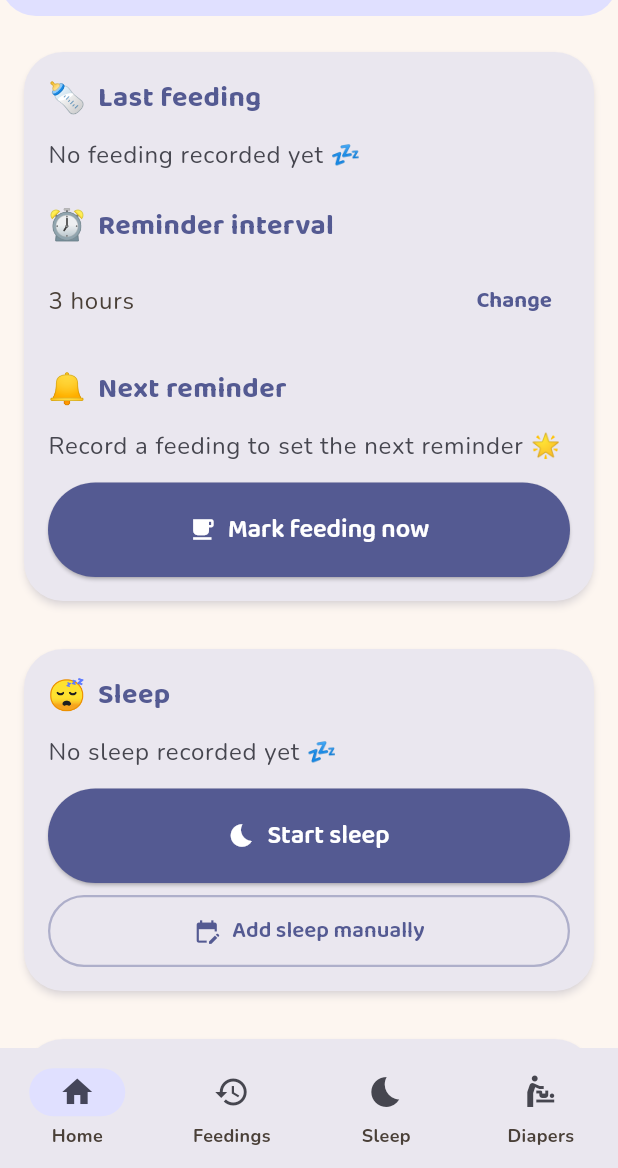
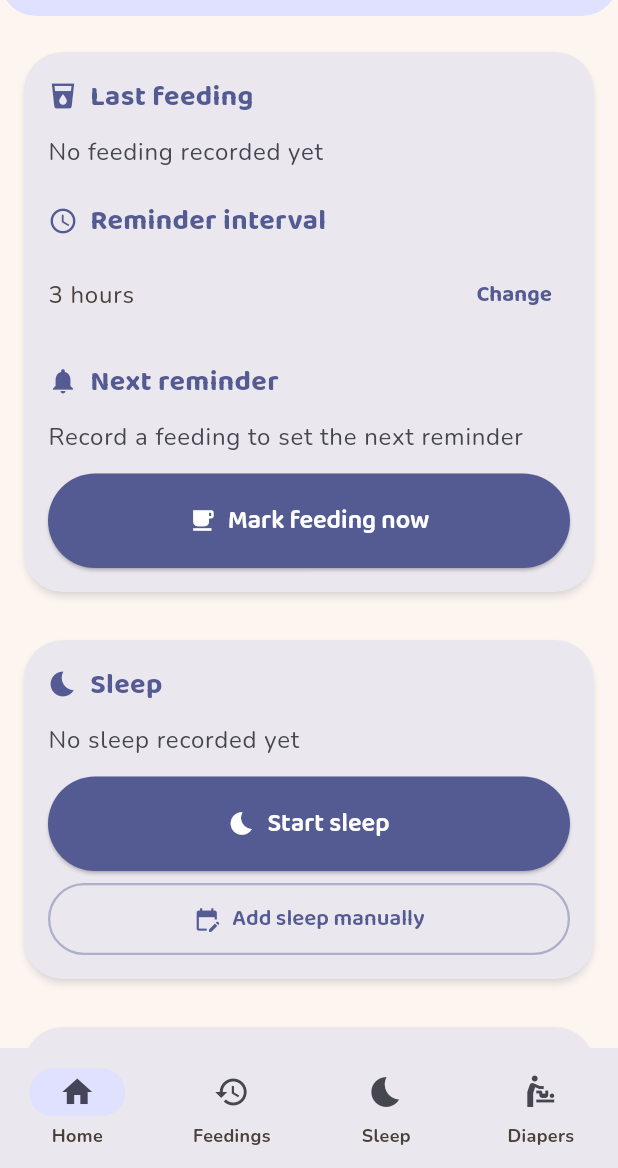
Before and after one commit to rollins31/sukoyaka, a Flutter app: the screen it shows after launch, on a phone screen of 412 x 824 dp, the part 68-1236 px from its top. Run offline on Flutter 3.47's test engine with Material 3 defaults, Android fonts, the phone set to English and light mode, and no system bars; our stand-ins replace file_picker, fl_chart, flutter_local_notifications, google_fonts, pdf, share_plus and 2 more; missing offline and left inert: dart:js_interop, home_widget.

Commit message:
Replace section-header emoji with themed Material icons
Swaps the emoji used in card and settings section headers for Icon
widgets tinted with the color scheme, and drops the decorative emoji
left in snackbar and dashboard-summary strings for consistency. The
two emoji in OS notification titles are left as-is since the
notification tray can't render a Flutter Icon widget.

```diff
--- a/lib/main.dart
+++ b/lib/main.dart
@@ -484,7 +484,7 @@ class _FeedingHomeState extends State<FeedingHome> with WidgetsBindingObserver {
     await _rescheduleDiaperReminder();
     if (!mounted) return;
     ScaffoldMessenger.of(context).showSnackBar(
-      const SnackBar(content: Text('Diaper change recorded 👶')),
+      const SnackBar(content: Text('Diaper change recorded')),
     );
   }
 
@@ -540,7 +540,7 @@ class _FeedingHomeState extends State<FeedingHome> with WidgetsBindingObserver {
     await _saveSleepEntries();
     if (!mounted) return;
     ScaffoldMessenger.of(context).showSnackBar(
-      const SnackBar(content: Text('Sleep started 😴')),
+      const SnackBar(content: Text('Sleep started')),
     );
   }
 
@@ -567,7 +567,7 @@ class _FeedingHomeState extends State<FeedingHome> with WidgetsBindingObserver {
     await _saveSleepEntries();
     if (!mounted) return;
     ScaffoldMessenger.of(context).showSnackBar(
-      SnackBar(content: Text('Slept for ${_formatDuration(active.duration!)} 🌙')),
+      SnackBar(content: Text('Slept for ${_formatDuration(active.duration!)}')),
     );
   }
 
@@ -1096,10 +1096,10 @@ class _FeedingHomeState extends State<FeedingHome> with WidgetsBindingObserver {
     return result;
   }
 
-  Widget _sectionTitle(String emoji, String text) {
+  Widget _sectionTitle(IconData icon, String text) {
     return Row(
       children: [
-        Text(emoji, style: const TextStyle(fontSize: 20)),
+        Icon(icon, size: 20, color: Theme.of(context).colorScheme.primary),
         const SizedBox(width: 8),
         Text(
           text,
@@ -1216,10 +1216,10 @@ class _FeedingHomeState extends State<FeedingHome> with WidgetsBindingObserver {
               child: Column(
                 crossAxisAlignment: CrossAxisAlignment.stretch,
                 children: [
-                  _sectionTitle('🍼', 'Last feeding'),
+                  _sectionTitle(Icons.local_drink, 'Last feeding'),
                   const SizedBox(height: 12),
                   Text(
-                    lastFeed == null ? 'No feeding recorded yet 💤' : _formatFeedTime(lastFeed),
+                    lastFeed == null ? 'No feeding recorded yet' : _formatFeedTime(lastFeed),
                     style: Theme.of(context).textTheme.bodyLarge?.copyWith(color: Theme.of(context).colorScheme.onSurfaceVariant),
                   ),
                   if (lastEntry != null) ...[
@@ -1251,7 +1251,7 @@ class _FeedingHomeState extends State<FeedingHome> with WidgetsBindingObserver {
                     ),
                   ],
                   const SizedBox(height: 20),
-                  _sectionTitle('⏰', 'Reminder interval'),
+                  _sectionTitle(Icons.schedule, 'Reminder interval'),
                   const SizedBox(height: 12),
                   Row(
                     children: [
@@ -1260,10 +1260,10 @@ class _FeedingHomeState extends State<FeedingHome> with WidgetsBindingObserver {
                     ],
                   ),
                   const SizedBox(height: 20),
-                  _sectionTitle('🔔', 'Next reminder'),
+                  _sectionTitle(Icons.notifications, 'Next reminder'),
                   const SizedBox(height: 12),
                   Text(
-                    nextReminder == null ? 'Record a feeding to set the next reminder 🌟' : _formatFeedTime(nextReminder),
+                    nextReminder == null ? 'Record a feeding to set the next reminder' : _formatFeedTime(nextReminder),
                     style: Theme.of(context).textTheme.bodyLarge?.copyWith(color: Theme.of(context).colorScheme.onSurfaceVariant),
                   ),
                   const SizedBox(height: 12),
@@ -1285,7 +1285,7 @@ class _FeedingHomeState extends State<FeedingHome> with WidgetsBindingObserver {
           _buildGrowthCard(),
           const SizedBox(height: 16),
           Text(
-            'Peek at the Feedings, Sleep, or Diapers tabs to review, edit, or delete past records. 💕',
+            'Peek at the Feedings, Sleep, or Diapers tabs to review, edit, or delete past records.',
             textAlign: TextAlign.center,
             style: TextStyle(color: Theme.of(context).colorScheme.onSurfaceVariant),
           ),
@@ -1305,7 +1305,7 @@ class _FeedingHomeState extends State<FeedingHome> with WidgetsBindingObserver {
         child: Column(
           crossAxisAlignment: CrossAxisAlignment.stretch,
           children: [
-            _sectionTitle('😴', 'Sleep'),
+            _sectionTitle(Icons.bedtime, 'Sleep'),
             const SizedBox(height: 12),
             if (active != null) ...[
               Text(
@@ -1331,7 +1331,7 @@ class _FeedingHomeState extends State<FeedingHome> with WidgetsBindingObserver {
             ] else ...[
               Text(
                 lastFinished == null
-                    ? 'No sleep recorded yet 💤'
+                    ? 'No sleep recorded yet'
                     : 'Last slept ${_formatDuration(lastFinished.duration!)} '
                         '(ended ${_formatFeedTime(lastFinished.end!)})',
                 style: Theme.of(context).textTheme.bodyLarge?.copyWith(color: Theme.of(context).colorScheme.onSurfaceVariant),
@@ -1541,11 +1541,11 @@ class _FeedingHomeState extends State<FeedingHome> with WidgetsBindingObserver {
         child: Column(
           crossAxisAlignment: CrossAxisAlignment.stretch,
           children: [
-            _sectionTitle('👶', 'Diaper change'),
+            _sectionTitle(Icons.baby_changing_station, 'Diaper change'),
             const SizedBox(height: 12),
             Text(
               lastDiaper == null
-                  ? 'No diaper changes recorded yet 💤'
+                  ? 'No diaper changes recorded yet'
                   : '${lastDiaper.contentsLabel} • ${_formatFeedTime(lastDiaper.time)}',
               style: Theme.of(context).textTheme.bodyLarge?.copyWith(color: Theme.of(context).colorScheme.onSurfaceVariant),
             ),
@@ -1554,7 +1554,7 @@ class _FeedingHomeState extends State<FeedingHome> with WidgetsBindingObserver {
               Text(lastDiaper.notes, style: Theme.of(context).textTheme.bodyLarge?.copyWith(color: Theme.of(context).colorScheme.onSurfaceVariant)),
             ],
             const SizedBox(height: 20),
-            _sectionTitle('⏰', 'Diaper reminder'),
+            _sectionTitle(Icons.schedule, 'Diaper reminder'),
             const SizedBox(height: 8),
             SwitchListTile(
               contentPadding: EdgeInsets.zero,
@@ -1573,11 +1573,11 @@ class _FeedingHomeState extends State<FeedingHome> with WidgetsBindingObserver {
                 ],
               ),
               const SizedBox(height: 20),
-              _sectionTitle('🔔', 'Next reminder'),
+              _sectionTitle(Icons.notifications, 'Next reminder'),
               const SizedBox(height: 12),
               Text(
                 nextDiaperReminder == null
-                    ? 'Record a diaper change to set the next reminder 🌟'
+                    ? 'Record a diaper change to set the next reminder'
                     : _formatFeedTime(nextDiaperReminder),
                 style: Theme.of(context).textTheme.bodyLarge?.copyWith(color: Theme.of(context).colorScheme.onSurfaceVariant),
               ),
@@ -1598,7 +1598,7 @@ class _FeedingHomeState extends State<FeedingHome> with WidgetsBindingObserver {
   Widget _buildGrowthCard() {
     final last = _growthEntries.isEmpty ? null : _growthEntries.last;
     final summary = last == null
-        ? 'No measurements recorded yet 💤'
+        ? 'No measurements recorded yet'
         : '${[
             if (last.weight != null) 'Weight: ${last.weight} ${last.weightUnit}',
             if (last.height != null) 'Height: ${last.height} ${last.heightUnit}',
@@ -1610,7 +1610,7 @@ class _FeedingHomeState extends State<FeedingHome> with WidgetsBindingObserver {
         child: Column(
           crossAxisAlignment: CrossAxisAlignment.stretch,
           children: [
-            _sectionTitle('📏', 'Growth'),
+            _sectionTitle(Icons.monitor_weight, 'Growth'),
             const SizedBox(height: 12),
             Text(
               summary,
--- a/lib/settings_screen.dart
+++ b/lib/settings_screen.dart
@@ -187,7 +187,7 @@ class _SettingsScreenState extends State<SettingsScreen> {
                 children: [
                   Row(
                     children: [
-                      const Text('🌓', style: TextStyle(fontSize: 20)),
+                      Icon(Icons.brightness_medium, size: 20, color: Theme.of(context).colorScheme.primary),
                       const SizedBox(width: 8),
                       Text(
                         'Appearance',
@@ -239,7 +239,7 @@ class _SettingsScreenState extends State<SettingsScreen> {
                 children: [
                   Row(
                     children: [
-                      const Text('💾', style: TextStyle(fontSize: 20)),
+                      Icon(Icons.save, size: 20, color: Theme.of(context).colorScheme.primary),
                       const SizedBox(width: 8),
                       Text(
                         'Backup & restore',
@@ -287,7 +287,7 @@ class _SettingsScreenState extends State<SettingsScreen> {
                 children: [
                   Row(
                     children: [
-                      const Text('🖨️', style: TextStyle(fontSize: 20)),
+                      Icon(Icons.picture_as_pdf, size: 20, color: Theme.of(context).colorScheme.primary),
                       const SizedBox(width: 8),
                       Text(
                         'PDF report',
@@ -373,7 +373,7 @@ class _SettingsScreenState extends State<SettingsScreen> {
                 children: [
                   Row(
                     children: [
-                      const Text('ℹ️', style: TextStyle(fontSize: 20)),
+                      Icon(Icons.info_outline, size: 20, color: Theme.of(context).colorScheme.primary),
                       const SizedBox(width: 8),
                       Text(
                         'About',
```
